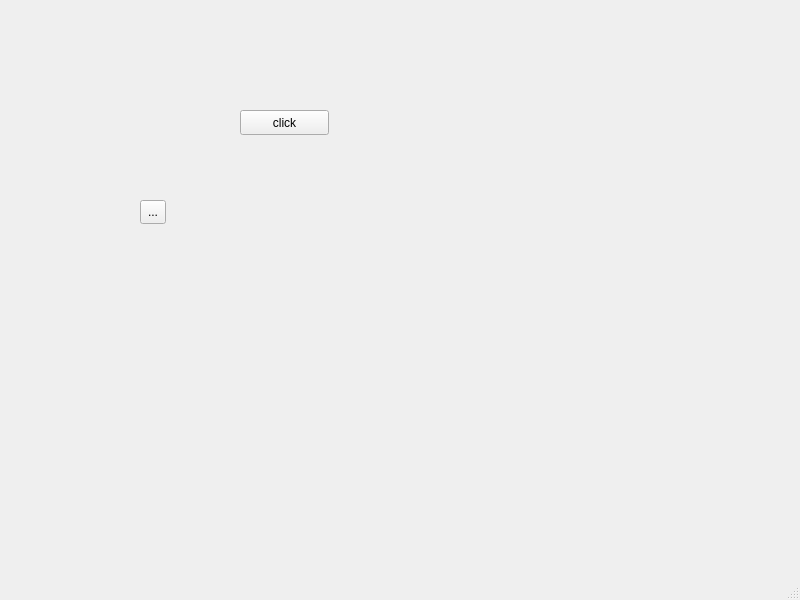
Before: the Qt Designer form GUI/direct.ui in SethumadhavanKS/Facial-Expression-Recognition---CNN, drawn with Qt 5.
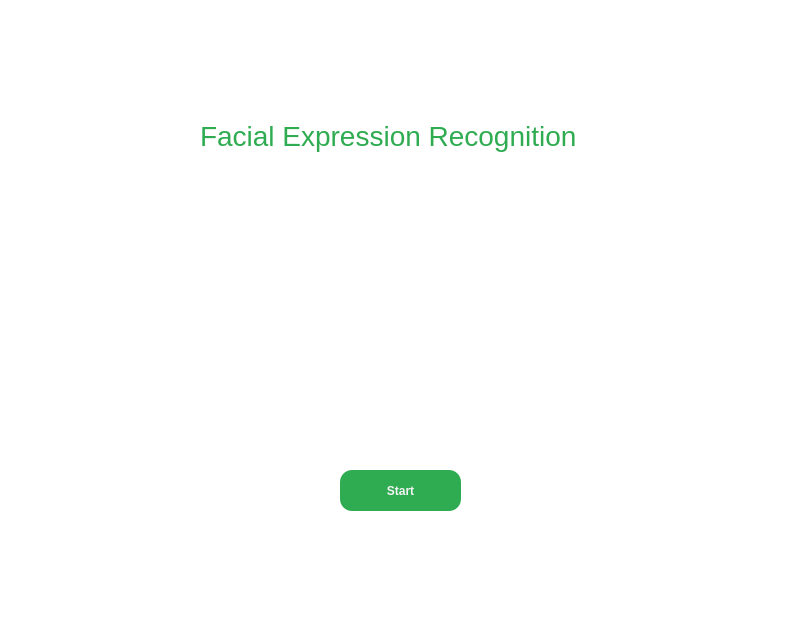
After: the same form once the commit is applied. Icons and pictures are not drawn.

Commit message: GUI Start window completed and main window in progress

Diff of the .ui file:
```diff
--- a/GUI/direct.ui
+++ b/GUI/direct.ui
@@ -7,37 +7,77 @@
     <x>0</x>
     <y>0</y>
     <width>800</width>
-    <height>600</height>
+    <height>641</height>
    </rect>
   </property>
   <property name="windowTitle">
    <string>MainWindow</string>
   </property>
+  <property name="styleSheet">
+   <string notr="true">background-color: rgb(85, 87, 83);
+background-color: rgb(255, 255, 255);</string>
+  </property>
   <widget class="QWidget" name="centralwidget">
    <widget class="QPushButton" name="btn">
     <property name="geometry">
      <rect>
-      <x>240</x>
+      <x>340</x>
+      <y>470</y>
+      <width>121</width>
+      <height>41</height>
+     </rect>
+    </property>
+    <property name="styleSheet">
+     <string notr="true">background-color: rgb(47, 172, 81);
+color: rgb(243, 243, 243);
+font: 57 italic 11pt &quot;Ubuntu&quot;;
+border-radius: 12px;
+ font-weight: bold;
+</string>
+    </property>
+    <property name="text">
+     <string>Start</string>
+    </property>
+   </widget>
+   <widget class="QLabel" name="label">
+    <property name="geometry">
+     <rect>
+      <x>160</x>
+      <y>190</y>
+      <width>531</width>
+      <height>271</height>
+     </rect>
+    </property>
+    <property name="styleSheet">
+     <string notr="true">background-image: url(:/newPrefix/hiclipart.com.png);</string>
+    </property>
+    <property name="text">
+     <string/>
+    </property>
+    <property name="pixmap">
+     <pixmap>hiclipart.com.png</pixmap>
+    </property>
+    <property name="scaledContents">
+     <bool>true</bool>
+    </property>
+   </widget>
+   <widget class="QLabel" name="label_2">
+    <property name="geometry">
+     <rect>
+      <x>200</x>
       <y>110</y>
-      <width>89</width>
-      <height>25</height>
+      <width>451</width>
+      <height>51</height>
      </rect>
     </property>
-    <property name="text">
-     <string>click</string>
+    <property name="styleSheet">
+     <string notr="true">font: 11pt &quot;Sans&quot;;
+font-size: 28px;
+color:rgb(47, 172, 81);
+</string>
     </property>
-   </widget>
-   <widget class="QToolButton" name="toolButton">
-    <property name="geometry">
-     <rect>
-      <x>140</x>
-      <y>200</y>
-      <width>26</width>
-      <height>24</height>
-     </rect>
-    </property>
     <property name="text">
-     <string>...</string>
+     <string>Facial Expression Recognition</string>
     </property>
    </widget>
   </widget>
```
Left out of the diff: 16 changed lines with no effect on the pictures. The commit also changes 3 other files.
